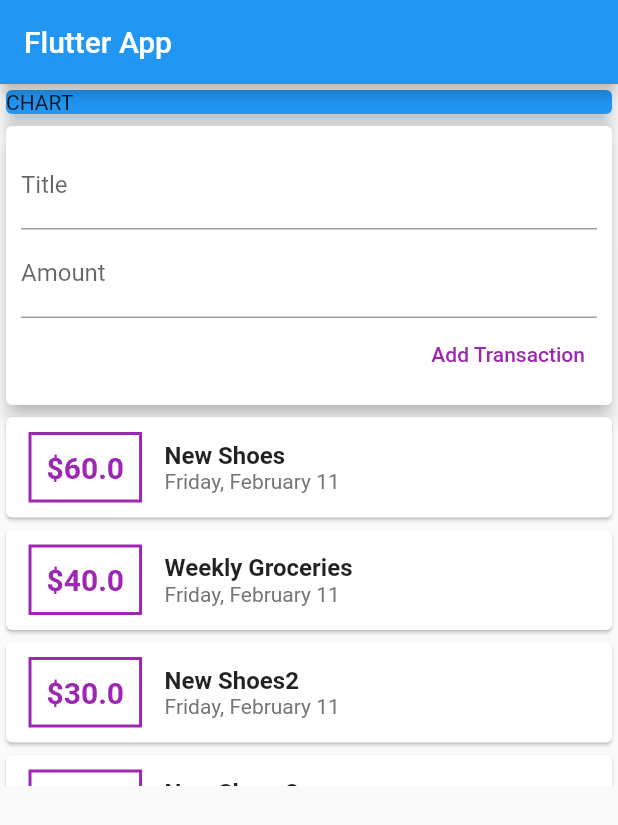
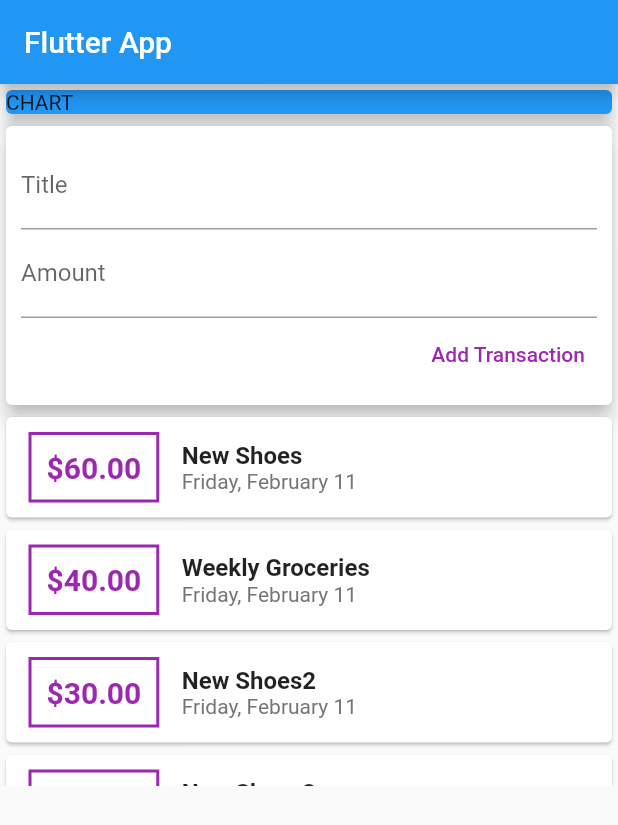
Before and after one commit to mahdibouaziz/flutter-personal-expenses, a Flutter app: the screen it shows after launch, after a tap on "Add Transaction", on a phone screen of 412 x 824 dp. Shown: the top 825 px of the screen. Run offline on Flutter 3.47's test engine with Material 2 defaults, Android fonts, the phone set to English and light mode, and no system bars.

Commit message:
text input configuration and improvement

```diff
--- a/lib/widgets/new_transaction.dart
+++ b/lib/widgets/new_transaction.dart
@@ -7,6 +7,16 @@ class NewTransaction extends StatelessWidget {
   final Function addNewTransaction;
 
   NewTransaction({required this.addNewTransaction, Key? key}) : super(key: key);
+
+  void submitData() {
+    final entredTitle = titleController.text;
+    final entredAmount = double.parse(amountController.text);
+    if (entredTitle.isEmpty || entredAmount <= 0) {
+      return;
+    }
+
+    addNewTransaction(entredTitle, entredAmount);
+  }
 
   @override
   Widget build(BuildContext context) {
@@ -18,26 +28,27 @@ class NewTransaction extends StatelessWidget {
           crossAxisAlignment: CrossAxisAlignment.end,
           children: [
             TextField(
-              decoration: InputDecoration(
+              decoration: const InputDecoration(
                 labelText: 'Title',
               ),
               controller: titleController,
+              onSubmitted: (_) => submitData(),
               // onChanged: (val) => titleInput = val,
             ),
             TextField(
-              decoration: InputDecoration(
+              decoration: const InputDecoration(
                 labelText: 'Amount',
               ),
+              keyboardType:
+                  const TextInputType.numberWithOptions(decimal: true),
               controller: amountController,
+              onSubmitted: (_) => submitData(),
               // onChanged: (val) {
               //   amountInput = val;
               // },
             ),
             TextButton(
-              onPressed: () {
-                addNewTransaction(
-                    titleController.text, double.parse(amountController.text));
-              },
+              onPressed: submitData,
               child: const Text("Add Transaction"),
               style: ButtonStyle(
                 foregroundColor:
--- a/lib/widgets/transaction_list.dart
+++ b/lib/widgets/transaction_list.dart
@@ -24,7 +24,7 @@ class TransactionList extends StatelessWidget {
                     decoration: BoxDecoration(
                         border: Border.all(color: Colors.purple, width: 2)),
                     child: Text(
-                      "\$${userTransactions[index].amomunt}",
+                      "\$${userTransactions[index].amomunt.toStringAsFixed(2)}",
                       style: const TextStyle(
                           fontWeight: FontWeight.bold,
                           fontSize: 20,
```
